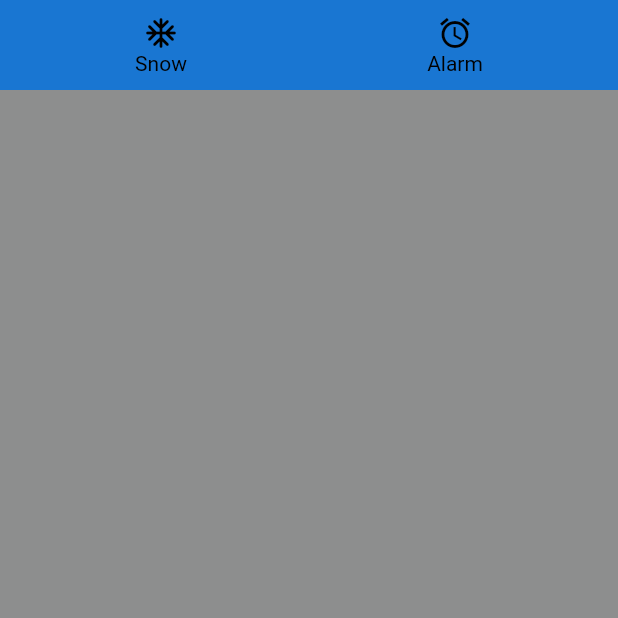
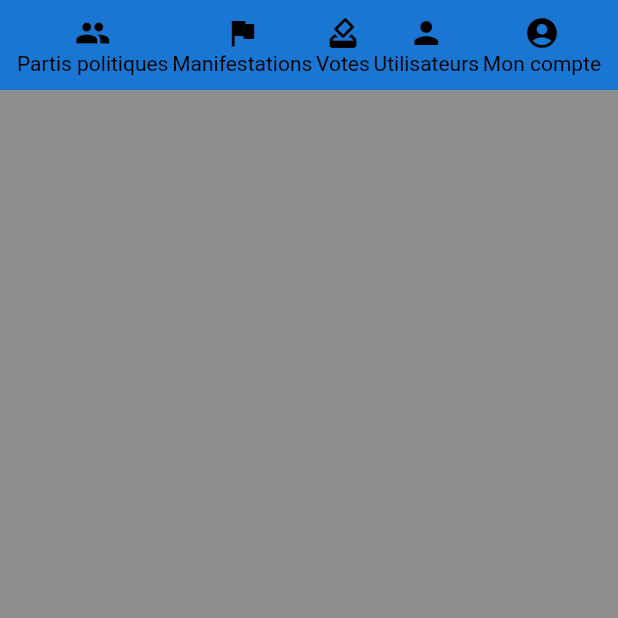
Before and after one commit to Ancelotow/Cyberacy, a Flutter app: the NavigationPage screen opened by its route, on a phone screen of 412 x 824 dp, the top half of it. Run offline on Flutter 3.47's test engine with Material 2 defaults, Android fonts, the light colour scheme and no system bars.

Commit message:
.feat : list items for nav bar

```diff
--- a/src/client/flutter/lib/pages/navigation_page.dart
+++ b/src/client/flutter/lib/pages/navigation_page.dart
@@ -18,19 +18,28 @@ class NavigationPage extends StatelessWidget {
           NavBar(
             orientation: OrientationNavBar.horizontal,
             mainAxisAlignment: MainAxisAlignment.spaceAround,
-            crossAxisAlignment: CrossAxisAlignment.start,
+            crossAxisAlignment: CrossAxisAlignment.center,
             color: Theme.of(context).primaryColorDark,
             items: [
               NavBarItem(
-                icon: Icons.ac_unit_rounded,
-                label: "Snow",
-                onTap: () {
-                  print("object");
-                },
+                icon: Icons.group,
+                label: "Partis politiques",
               ),
               NavBarItem(
-                icon: Icons.access_alarm,
-                label: "Alarm",
+                icon: Icons.flag,
+                label: "Manifestations",
+              ),
+              NavBarItem(
+                icon: Icons.how_to_vote,
+                label: "Votes",
+              ),
+              NavBarItem(
+                icon: Icons.person,
+                label: "Utilisateurs",
+              ),
+              NavBarItem(
+                icon: Icons.account_circle,
+                label: "Mon compte",
               )
             ],
           )
```
Also changed, not shown: 1 other file.
